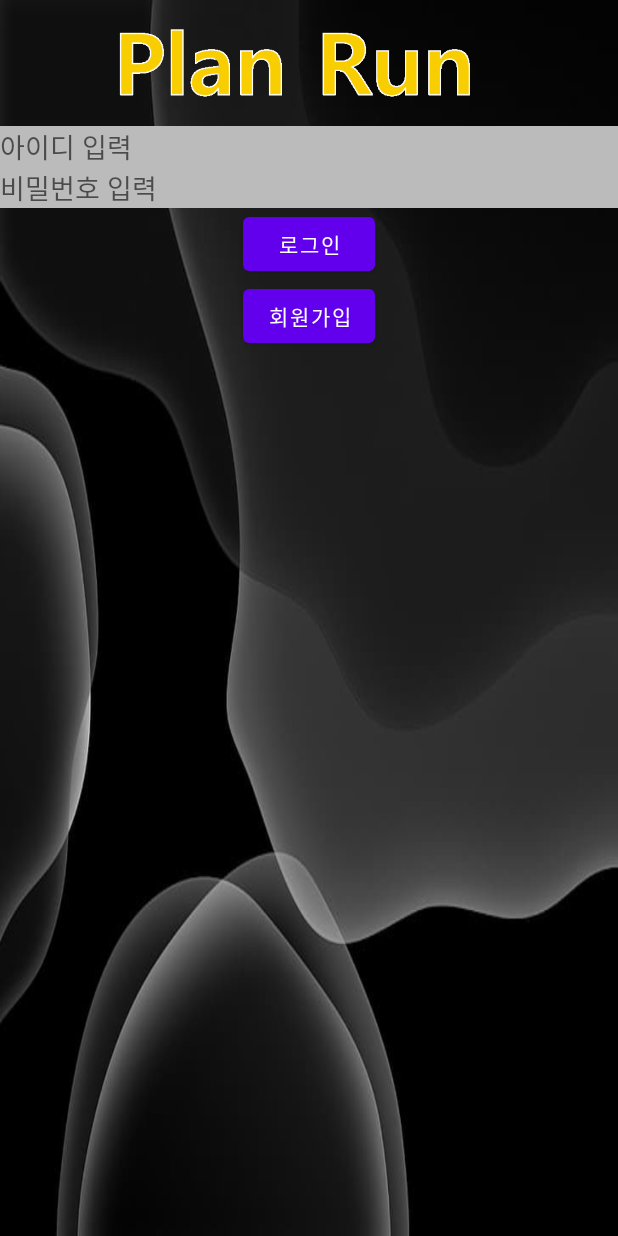
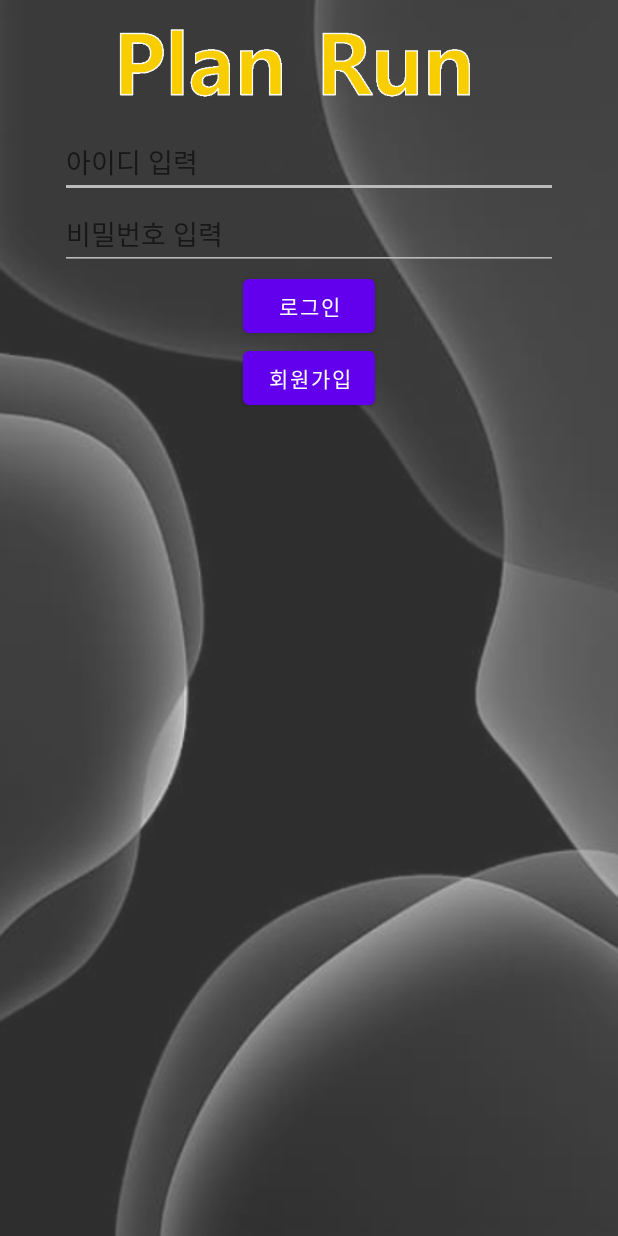
Before and after one commit to KingJae6721/PlanRun, an Android app: the LoginActivity screen opened directly, with no data from a screen before it, on a phone screen of 412 x 824 dp. Run offline under Robolectric (Android 15) with nearby library versions, the phone set to English and light mode, and no system bars.

Commit message:
new design changed

```diff
--- a/app/src/main/res/layout/activity_login.xml
+++ b/app/src/main/res/layout/activity_login.xml
@@ -19,17 +19,18 @@
         android:visibility="visible" />
 
     <EditText
-        android:inputType="textEmailAddress"
-        android:layout_width="match_parent"
+        android:layout_width="332dp"
         android:layout_height="wrap_content"
+        android:backgroundTint="#bbb"
         android:hint="아이디 입력"
-        android:background="#bbb"/>
+        android:inputType="textEmailAddress" />
+
     <EditText
-        android:inputType="textPassword"
-        android:layout_width="match_parent"
+        android:layout_width="332dp"
         android:layout_height="wrap_content"
         android:hint="비밀번호 입력"
-        android:background="#bbb"/>
+        android:backgroundTint="#bbb"
+        android:inputType="textPassword" />
     <Button
         android:id="@+id/btn_login"
         android:layout_width="wrap_content"
```
Also changed, not shown: app/src/main/res/layout/activity_main.xml (+4 -4 lines), app/src/main/res/drawable-v24/background.png.
